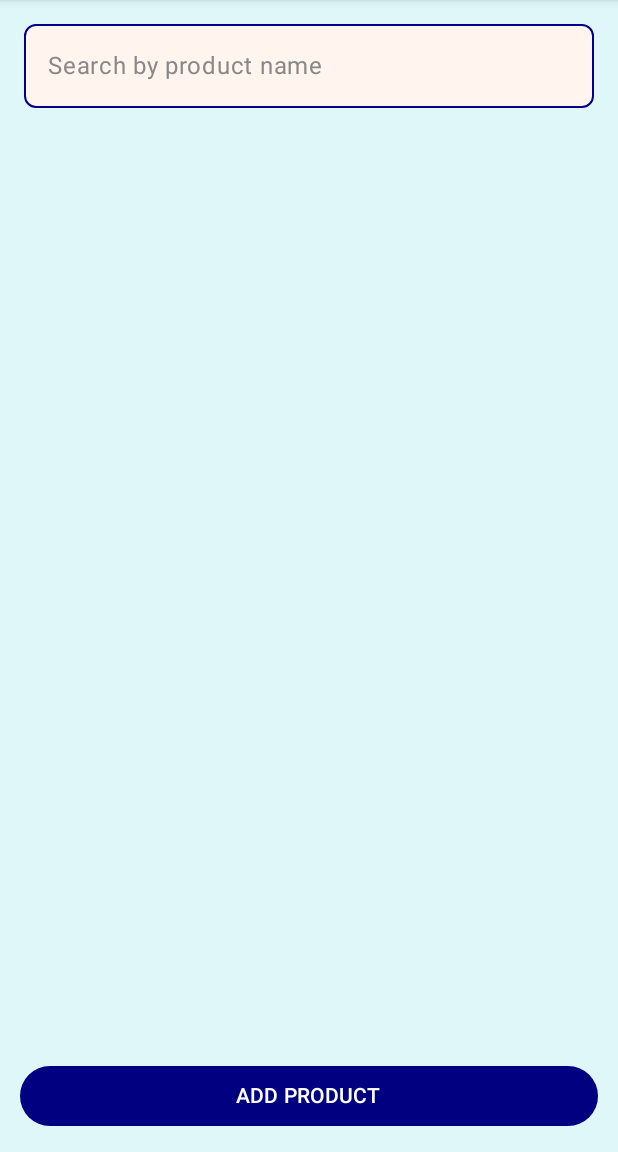
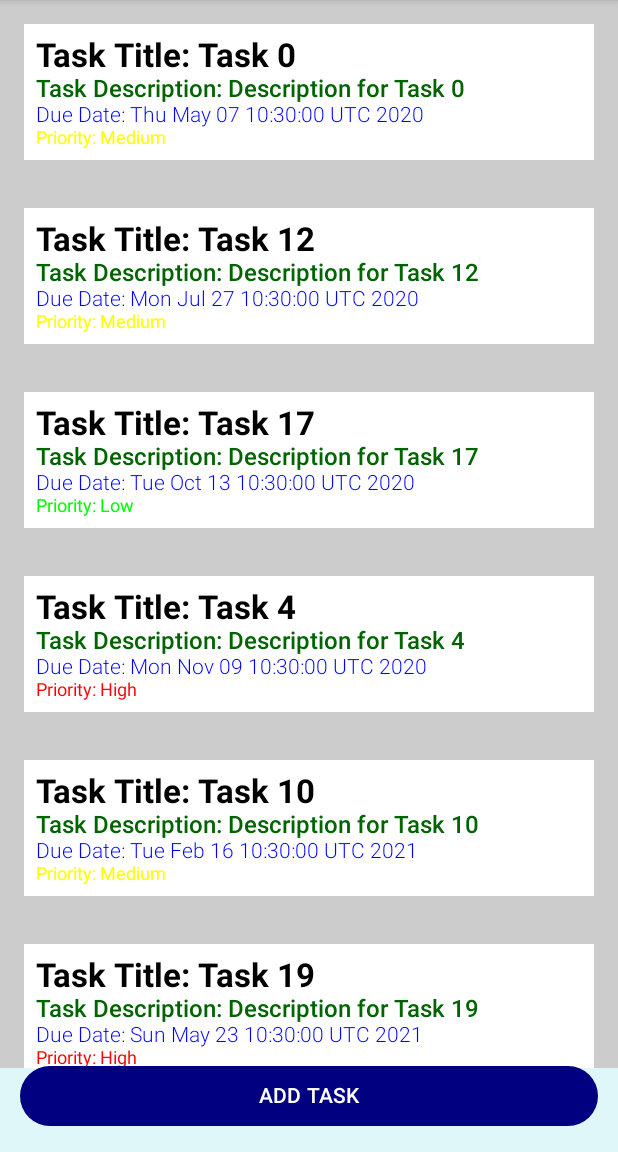
Before and after one commit to ankit7840/MVVM_boilerplate, an Android app built with Jetpack Compose: the screen it shows after launch (MainActivity), on a phone screen of 412 x 824 dp, the part 84-1236 px from its top. Run offline under Robolectric (Android 15) with nearby library versions, the phone set to English and light mode, and no system bars; our stand-ins replace Room's generated code.

Commit message:
added scrollview and add task button

```diff
--- a/app/build.gradle.kts
+++ b/app/build.gradle.kts
@@ -90,4 +90,10 @@ dependencies {
     implementation("androidx.appcompat:appcompat:1.6.1")
 
 
+    implementation("com.google.accompanist:accompanist-swiperefresh:0.30.1")
+
+
+    // Ensure latest version
+
+
 }
--- a/app/src/main/java/com/example/mvvm_practise/db/UserDao.kt
+++ b/app/src/main/java/com/example/mvvm_practise/db/UserDao.kt
@@ -6,9 +6,14 @@ import androidx.room.Insert
 import androidx.room.OnConflictStrategy
 import androidx.room.Query
 import androidx.room.RoomDatabase
+import androidx.room.TypeConverters
 import com.example.mvvm_practise.model.AddProductEntity
 import com.example.mvvm_practise.model.DataEntity
+import com.example.mvvm_practise.model.DateConverter
+import com.example.mvvm_practise.model.TaskDao
+import com.example.mvvm_practise.model.TaskEntity
 import kotlinx.coroutines.flow.Flow
+
 
 @Dao
 interface DataDao {
@@ -21,11 +26,13 @@ interface DataDao {
 
 //database setup
 @Database(
-    entities = [DataEntity::class, AddProductEntity::class],
+    entities = [DataEntity::class, AddProductEntity::class, TaskEntity::class],
     version = 3,
     exportSchema = false
 )
+@TypeConverters(DateConverter::class)
 abstract class AppDatabase : RoomDatabase() {
     abstract fun dataDao(): DataDao
     abstract fun addProductDao(): AddProductDao
+    abstract fun taskDao(): TaskDao
 }
--- /dev/null
+++ b/app/src/main/java/com/example/mvvm_practise/model/Task.kt
@@ -0,0 +1,62 @@
+package com.example.mvvm_practise.model
+
+import androidx.room.Dao
+import androidx.room.Entity
+import androidx.room.Insert
+import androidx.room.OnConflictStrategy
+import androidx.room.PrimaryKey
+import androidx.room.Query
+import androidx.room.TypeConverter
+import kotlinx.coroutines.flow.Flow
+import java.util.Date
+
+
+data class Task(
+    val title: String,
+    val description: String,
+    val dueDate: Date,
+    val priority: String
+)
+
+
+@Entity(tableName = "task_table")
+data class TaskEntity(
+    @PrimaryKey(autoGenerate = true) val id: Int = 0,
+    val title: String,
+    val description: String,
+    val dueDate: Date,
+    val priority: String
+)
+
+@Dao
+interface TaskDao {
+    @Insert(onConflict = OnConflictStrategy.REPLACE)
+    fun insertTask(task: TaskEntity)
+
+    @Insert(onConflict = OnConflictStrategy.REPLACE)
+    fun insertTasks(tasks: List<TaskEntity>)
+
+    @Query("SELECT COUNT(*) FROM task_table")
+    fun getTaskCount(): Int
+
+
+    @Query("SELECT * FROM task_table")
+    fun getAllTasks(): Flow<List<TaskEntity>>
+
+
+    @Query("DELETE FROM task_table WHERE id = :taskId")
+    fun deleteTask(taskId: Int)
+}
+
+
+class DateConverter {
+    @TypeConverter
+    fun fromTimestamp(value: Long?): Date? {
+        return value?.let { Date(it) }
+    }
+
+    @TypeConverter
+    fun dateToTimestamp(date: Date?): Long? {
+        return date?.time
+    }
+}
--- a/app/src/main/java/com/example/mvvm_practise/repository/UserRepository.kt
+++ b/app/src/main/java/com/example/mvvm_practise/repository/UserRepository.kt
@@ -8,6 +8,7 @@ import com.example.mvvm_practise.db.AppDatabase
 import com.example.mvvm_practise.model.AddProductResponse
 import com.example.mvvm_practise.model.DataEntity
 import com.example.mvvm_practise.model.ErrorResponse
+import com.example.mvvm_practise.model.TaskEntity
 import com.example.mvvm_practise.service.ApiService
 import com.google.gson.Gson
 import com.google.gson.JsonSyntaxException
@@ -17,6 +18,8 @@ import kotlinx.coroutines.withContext
 import retrofit2.Response
 import retrofit2.Retrofit
 import retrofit2.converter.gson.GsonConverterFactory
+import java.util.Calendar
+import java.util.Date
 
 
 class UserRepository(context: Context) {
@@ -41,6 +44,9 @@ class UserRepository(context: Context) {
 
 
     private val dataDao = database.dataDao()
+    private val addTaskDao = database.taskDao()
+    private val addProductDao = database.addProductDao()
+
     private val apiService: ApiService = Retrofit.Builder()
         .baseUrl("https://app.getswipe.in/api/public/")
         .addConverterFactory(GsonConverterFactory.create())
@@ -106,4 +112,63 @@ class UserRepository(context: Context) {
     }
 
 
+    // main function for CRUD operations
+    suspend fun isDataPresent(): Boolean {
+        return withContext(Dispatchers.IO) {
+            addTaskDao.getTaskCount() > 0 // ✅ Correct coroutine usage
+        }
+    }
+
+    suspend fun fetchTaskandStore() {
+        val priorities = listOf("High", "Medium", "Low")
+        val dummyTasks = List(20) { index ->
+            TaskEntity(
+                title = "Task $index",
+                description = "Description for Task $index",
+                dueDate = getRandomDate(),
+                priority = priorities.random()
+            )
+        }
+        withContext(Dispatchers.IO) {
+            addTaskDao.insertTasks(dummyTasks)
+        }
+    }
+
+    fun getAllTasks(): Flow<List<TaskEntity>> {
+        return addTaskDao.getAllTasks() // ✅ No need for `suspend`
+    }
+
+    suspend fun removeTask(id: Int) {
+        withContext(Dispatchers.IO) {
+            addTaskDao.deleteTask(id)
+        }
+    }
+
+    suspend fun addTask(title: String, description: String, priority: String) {
+        val task = TaskEntity(
+            title = title,
+            description = description,
+            dueDate = getCurrentDate(), // want current date
+            priority = priority
+        )
+        withContext(Dispatchers.IO) {
+            addTaskDao.insertTask(task)
+        }
+    }
+
+
+    //auxilary functions
+    fun getCurrentDate(): Date {
+        return Calendar.getInstance().time
+    }
+
+    fun getRandomDate(): Date {
+        val calendar = Calendar.getInstance()
+        val year = (2020..2023).random()
+        val month = (0..11).random()
+        val day = (1..28).random() // To avoid issues with February
+        calendar.set(year, month, day)
+        return calendar.time
+    }
+
 }
--- a/app/src/main/java/com/example/mvvm_practise/view/MainActivity.kt
+++ b/app/src/main/java/com/example/mvvm_practise/view/MainActivity.kt
@@ -4,56 +4,30 @@ import android.os.Bundle
 import androidx.activity.compose.setContent
 import androidx.activity.viewModels
 import androidx.appcompat.app.AppCompatActivity
+import androidx.compose.animation.AnimatedVisibility
 import androidx.compose.animation.animateContentSize
-import androidx.compose.foundation.Image
+import androidx.compose.animation.fadeOut
+import androidx.compose.animation.shrinkVertically
 import androidx.compose.foundation.background
-import androidx.compose.foundation.border
-import androidx.compose.foundation.layout.Box
-import androidx.compose.foundation.layout.Column
-import androidx.compose.foundation.layout.Row
-import androidx.compose.foundation.layout.fillMaxHeight
-import androidx.compose.foundation.layout.fillMaxSize
-import androidx.compose.foundation.layout.fillMaxWidth
-import androidx.compose.foundation.layout.height
-import androidx.compose.foundation.layout.padding
+import androidx.compose.foundation.layout.*
 import androidx.compose.foundation.lazy.LazyColumn
 import androidx.compose.foundation.lazy.items
 import androidx.compose.foundation.lazy.rememberLazyListState
-import androidx.compose.foundation.shape.RoundedCornerShape
-import androidx.compose.material3.Button
-import androidx.compose.material3.ButtonDefaults
-import androidx.compose.material3.ExperimentalMaterial3Api
-import androidx.compose.material3.Text
-import androidx.compose.material3.TextField
-import androidx.compose.material3.TextFieldDefaults
-import androidx.compose.runtime.Composable
-import androidx.compose.runtime.collectAsState
-import androidx.compose.runtime.getValue
-import androidx.compose.runtime.mutableStateOf
-import androidx.compose.runtime.remember
-import androidx.compose.runtime.setValue
+import androidx.compose.material3.*
+import androidx.compose.runtime.*
 import androidx.compose.ui.Alignment
 import androidx.compose.ui.Modifier
-import androidx.compose.ui.draw.clip
-import androidx.compose.ui.draw.shadow
-import androidx.compose.ui.graphics.Brush
 import androidx.compose.ui.graphics.Color
-import androidx.compose.ui.layout.ContentScale
-import androidx.compose.ui.layout.onSizeChanged
 import androidx.compose.ui.platform.LocalContext
-import androidx.compose.ui.res.painterResource
 import androidx.compose.ui.text.font.FontWeight
 import androidx.compose.ui.unit.dp
-import androidx.compose.ui.unit.sp
 import androidx.fragment.app.FragmentActivity
-import coil.compose.rememberImagePainter
-import com.example.mvvm_practise.R
-import com.example.mvvm_practise.model.DataEntity
+import com.example.mvvm_practise.model.TaskEntity
 import com.example.mvvm_practise.repository.UserRepository
 import com.example.mvvm_practise.viewModel.UserViewModel
 import com.example.mvvm_practise.viewModel.UserViewModelFactory
-import kotlin.getValue
-
+import kotlinx.coroutines.delay
+import kotlinx.coroutines.launch
 
 class MainActivity : AppCompatActivity() {
     private val viewModel: UserViewModel by viewModels {
@@ -72,10 +46,10 @@ class MainActivity : AppCompatActivity() {
 @OptIn(ExperimentalMaterial3Api::class)
 @Composable
 fun DataScreen(viewModel: UserViewModel) {
-    val context = LocalContext.current // Store the context at the composable level
+    val context = LocalContext.current
     val data by viewModel.data.collectAsState(initial = emptyList())
-    var searchQuery by remember { mutableStateOf("") }
     val listState = rememberLazyListState()
+    val scope = rememberCoroutineScope()
 
     Box(
         modifier = Modifier
@@ -87,50 +61,23 @@ fun DataScreen(viewModel: UserViewModel) {
                 .fillMaxWidth()
                 .padding(bottom = 56.dp)
         ) {
-            TextField(
-                value = searchQuery,
-                onValueChange = { searchQuery = it },
-                modifier = Modifier
-                    .fillMaxWidth()
-                    .padding(16.dp)
-                    .border(
-                        width = 1.dp,
-                        color = Color(0xFF00008B), // Deep blue color
-                        shape = RoundedCornerShape(8.dp)
-                    )
-                    .background(
-                        Color(0xFFFFF5EE), // Pearl white background
-                        shape = RoundedCornerShape(8.dp)
-                    ),
-                placeholder = {
-                    Text(
-                        "Search by product name",
-                        color = Color.Gray
-                    )
-                },
-                colors = TextFieldDefaults.colors(
-                    focusedTextColor = Color.Black,
-                    unfocusedTextColor = Color.Black,
-                    disabledTextColor = Color.Gray,
-                    errorTextColor = Color.Red,
-                    focusedContainerColor = Color.Transparent,
-                    unfocusedContainerColor = Color.Transparent,
-                    disabledContainerColor = Color.Transparent,
-                    errorContainerColor = Color(0xFFFFCDD2),
-                    cursorColor = Color.Black,
-                    focusedIndicatorColor = Color.Transparent,
-                    unfocusedIndicatorColor = Color.Transparent
-                ),
-                singleLine = true,
-                shape = RoundedCornerShape(8.dp)
-            )
-
-            val filteredData =
-                data.filter { it.product_name.contains(searchQuery, ignoreCase = true) }
+            val filteredData = data.sortedBy { it.dueDate }
 
             LazyColumn(state = listState, modifier = Modifier.weight(1f)) {
-                items(filteredData) { item ->
-                    DataEntityItem(dataEntity = item)
+                items(filteredData, key = { it.id }) { item ->
+                    var dismissed by remember { mutableStateOf(false) }
+
+                    if (!dismissed) {
+                        DataEntityItem(
+                            taskEntity = item,
+                            onDismiss = {
+                                dismissed = true
+                                scope.launch {
+                                    viewModel.removeTask(item)
+                                }
+                            }
+                        )
+                    }
                 }
             }
         }
@@ -151,60 +98,65 @@ fun DataScreen(viewModel: UserViewModel) {
                 .fillMaxWidth()
                 .padding(13.dp)
         ) {
-            Text("ADD PRODUCT", color = Color.White)
+            Text("ADD TASK", color = Color.White)
         }
     }
 }
 
+@OptIn(ExperimentalMaterial3Api::class)
+@Composable
+fun DataEntityItem(taskEntity: TaskEntity, onDismiss: () -> Unit) {
+    var isVisible by remember { mutableStateOf(true) }
 
-@Composable
-fun DataEntityItem(dataEntity: DataEntity) {
+    val dismissState = rememberSwipeToDismissBoxState(
+        confirmValueChange = { dismissValue ->
+            if (dismissValue == SwipeToDismissBoxValue.StartToEnd) {
+                isVisible = false  // Start animation
+                true
+            } else {
+                false
+            }
+        }
+    )
 
-    val specificUrl =
-        "https://thumbs.dreamstime.com/z/flat-isolated-vector-eps-illustration-icon-minimal-design-long-shadow-product-not-available-icon-117825338.jpg"
-    var imageUrl by remember { mutableStateOf(dataEntity.product_image) }
+    LaunchedEffect(isVisible) {
+        if (!isVisible) {
+            delay(300) // Adjust delay to match animation duration
+            onDismiss()
+        }
+    }
 
+    AnimatedVisibility(
+        visible = isVisible,
+        exit = fadeOut() + shrinkVertically(), // Fade out + Collapse upwards
+        modifier = Modifier.animateContentSize()
+    ) {
+        SwipeToDismissBox(
+            state = dismissState,
+            backgroundContent = {
+                Box(
+                    modifier = Modifier
+                        .fillMaxSize()
+                        .background(Color.LightGray)
+                        .padding(16.dp)
+                ) {
+                    Text(
+                        text = "Deleting...",
+                        color = Color.Black,
+                        style = MaterialTheme.typography.bodyMedium,
+                        modifier = Modifier.align(Alignment.CenterStart)
+                    )
+                }
+            },
+            content = {
                 Row(
                     modifier = Modifier
                         .fillMaxWidth()
                         .padding(16.dp)
-            .shadow(8.dp, shape = RoundedCornerShape(8.dp)) // Add shadow effect
-            .border(
-                width = 2.dp,
-                brush = Brush.linearGradient(
-                    colors = listOf(Color.Red, Color.Blue, Color.Green)
-                ),
-                shape = RoundedCornerShape(8.dp)
-            ) // Add a mixed color border
-            .clip(RoundedCornerShape(8.dp)) // Set rounded corners
-            .background(Color(0xFFFFFFF0)) // Set the background color to ivory
-            .height(250.dp) // Set fixed height
-            .animateContentSize() // Animate size changes
-
+                        .background(Color.White)
+                        .wrapContentHeight()
+                        .animateContentSize() // Ensures smooth collapse animation
                 ) {
-
-        val painter = if (imageUrl == specificUrl) {
-            painterResource(id = R.drawable.error)
-        } else {
-            rememberImagePainter(data = imageUrl)
-        }
-
-        Image(
-            painter = painter,
-            contentDescription = "Product Image",
-            modifier = Modifier
-                .fillMaxHeight()
-                .weight(1f)
-                .padding(2.dp)
-                .onSizeChanged { size ->
-                    if (size.width < 100 || size.height < 100) {
-                        imageUrl = specificUrl
-                    }
-                },
-            // Add padding to separate the border from the image
-            contentScale = ContentScale.Crop
-        )
-
                     Column(
                         modifier = Modifier
                             .fillMaxHeight()
@@ -212,44 +164,37 @@ fun DataEntityItem(dataEntity: DataEntity) {
                             .padding(8.dp)
                     ) {
                         Text(
-                text = "Name: ${dataEntity.product_name}",
-                fontSize = 20.sp,
+                            text = "Task Title: ${taskEntity.title}",
+                            fontSize = MaterialTheme.typography.titleLarge.fontSize,
                             fontWeight = FontWeight.Bold,
-                color = Color.Black,
-                modifier = Modifier
-                    .padding(bottom = 8.dp)
-                    .background(Color(0xFFE0F7FA), shape = RoundedCornerShape(4.dp))
-                    .padding(4.dp)
+                            color = Color.Black
                         )
                         Text(
-                text = "Price: ${dataEntity.product_price}",
-                fontSize = 18.sp,
+                            text = "Task Description: ${taskEntity.description}",
+                            fontSize = MaterialTheme.typography.bodyLarge.fontSize,
                             fontWeight = FontWeight.Medium,
-                color = Color(0xFF006400), // Dark green color
-                modifier = Modifier
-                    .padding(bottom = 8.dp)
-                    .background(Color(0xFFE0F7FA), shape = RoundedCornerShape(4.dp))
-                    .padding(4.dp)
+                            color = Color(0xFF006400)
                         )
                         Text(
-                text = "Type: ${dataEntity.product_type}",
-                fontSize = 16.sp,
+                            text = "Due Date: ${taskEntity.dueDate}",
+                            fontSize = MaterialTheme.typography.bodyMedium.fontSize,
                             fontWeight = FontWeight.Light,
-                color = Color.Blue,
-                modifier = Modifier
-                    .padding(bottom = 8.dp)
-                    .background(Color(0xFFE0F7FA), shape = RoundedCornerShape(4.dp))
-                    .padding(4.dp)
+                            color = Color.Blue
                         )
                         Text(
-                text = "Tax: ${dataEntity.product_tax}",
-                fontSize = 14.sp,
+                            text = "Priority: ${taskEntity.priority}",
+                            fontSize = MaterialTheme.typography.bodySmall.fontSize,
                             fontWeight = FontWeight.Normal,
-                color = Color.Red,
-                modifier = Modifier
-                    .background(Color(0xFFE0F7FA), shape = RoundedCornerShape(4.dp))
-                    .padding(4.dp)
+                            color = when (taskEntity.priority) {
+                                "High" -> Color.Red
+                                "Medium" -> Color.Yellow
+                                "Low" -> Color.Green
+                                else -> Color.Black
+                            }
                         )
                     }
                 }
             }
+        )
+    }
+}
--- a/app/src/main/java/com/example/mvvm_practise/viewModel/UserViewModel.kt
+++ b/app/src/main/java/com/example/mvvm_practise/viewModel/UserViewModel.kt
@@ -1,12 +1,9 @@
 package com.example.mvvm_practise.viewModel
 
-import androidx.lifecycle.LiveData
-import androidx.lifecycle.MutableLiveData
 import androidx.lifecycle.ViewModel
 import androidx.lifecycle.ViewModelProvider
 import androidx.lifecycle.viewModelScope
-import com.example.mvvm_practise.model.AddProductResponse
-import com.example.mvvm_practise.model.DataEntity
+import com.example.mvvm_practise.model.TaskEntity
 import com.example.mvvm_practise.repository.UserRepository
 import kotlinx.coroutines.flow.MutableStateFlow
 import kotlinx.coroutines.flow.StateFlow
@@ -14,43 +11,49 @@ import kotlinx.coroutines.flow.first
 import kotlinx.coroutines.launch
 
 class UserViewModel(private val repository: UserRepository) : ViewModel() {
-    private val _data = MutableStateFlow<List<DataEntity>>(emptyList())
-    val data: StateFlow<List<DataEntity>> = _data
+    private val _data = MutableStateFlow<List<TaskEntity>>(emptyList())
+    val data: StateFlow<List<TaskEntity>> = _data
 
 
-    private val _addProductResult = MutableLiveData<Result<AddProductResponse>>()
-    val addProductResult: LiveData<Result<AddProductResponse>> get() = _addProductResult
-
-
-    private val _isLoading = MutableLiveData<Boolean>()
-    val isLoading: LiveData<Boolean> get() = _isLoading
-
     init {
-        fetchDataAndUpdate()
+        checkDataPresence()
     }
 
-    private fun fetchDataAndUpdate() {
+    private fun checkDataPresence() {
         viewModelScope.launch {
-            repository.fetchDataFromApi()
-            _data.value = repository.getAllData().first()
+            val isDataPresent = repository.isDataPresent()
+            // Handle the result as needed
+            if (!isDataPresent) {
+                fetchDataAndUpdateTask()
+            }
+            repository.getAllTasks().collect { tasks -> // ✅ Use `collect`
+                _data.value = tasks
+            }
         }
     }
 
-    fun addProduct(name: String, price: Float, type: String, tax: Float) {
+    private fun fetchDataAndUpdateTask() {
         viewModelScope.launch {
-            _isLoading.postValue(true)
-            try {
-                val result = repository.addProduct(name, price, type, tax)
-                _addProductResult.postValue(result)
-            } catch (e: Exception) {
-                _addProductResult.postValue(Result.failure(e))
-            } finally {
-                _isLoading.postValue(false)
+            repository.fetchTaskandStore()
+        }
+    }
+
+    fun addTask(title: String, title_description: String, priority: String) {
+        viewModelScope.launch {
+            repository.addTask(title, title_description, priority)
+            _data.value = repository.getAllTasks().first() // Refresh the task list
+        }
+    }
+
+    fun removeTask(taskEntity: TaskEntity) {
+        viewModelScope.launch {
+            repository.removeTask(taskEntity.id)
+            repository.getAllTasks().collect { updatedList ->
+                _data.value = updatedList
             }
         }
     }
 }
-
 
 class UserViewModelFactory(private val repository: UserRepository) : ViewModelProvider.Factory {
     override fun <T : ViewModel> create(modelClass: Class<T>): T {
```
Also changed, not shown: app/src/main/java/com/example/mvvm_practise/view/AddProductBottomSheetDialogFragment.kt (+24 -54 lines), app/src/main/res/layout/bottom_sheet_add_product.xml (+27 -24 lines). Lines whose indentation alone changed are shown as unchanged.
